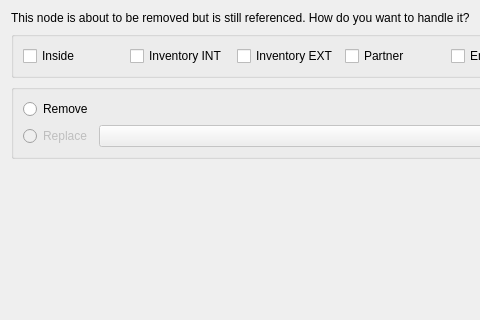
First picture: the form in dialog/removenode/leafremovedialog.ui, repository ytxerp/ytx-client, before the edit; both pictures show x 0 to 480 and y 0 to 320 of the 682 by 439 pixel window.
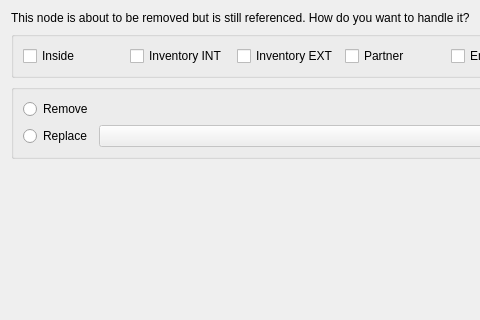
Second picture: the form after the edit. Custom widgets are drawn as their Qt base class.

Patch:
```diff
--- a/dialog/removenode/leafremovedialog.ui
+++ b/dialog/removenode/leafremovedialog.ui
@@ -87,9 +87,6 @@
       </item>
       <item row="1" column="0">
        <widget class="QRadioButton" name="rBtnReplace">
-        <property name="enabled">
-         <bool>false</bool>
-        </property>
         <property name="sizePolicy">
          <sizepolicy hsizetype="Fixed" vsizetype="Fixed">
           <horstretch>0</horstretch>
```
